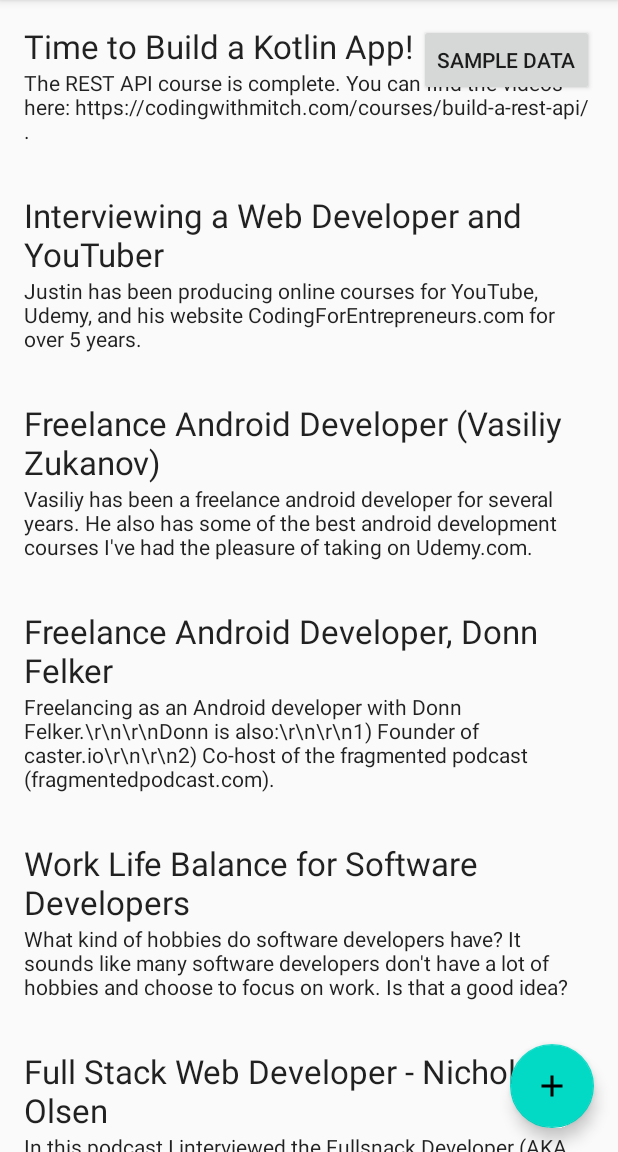
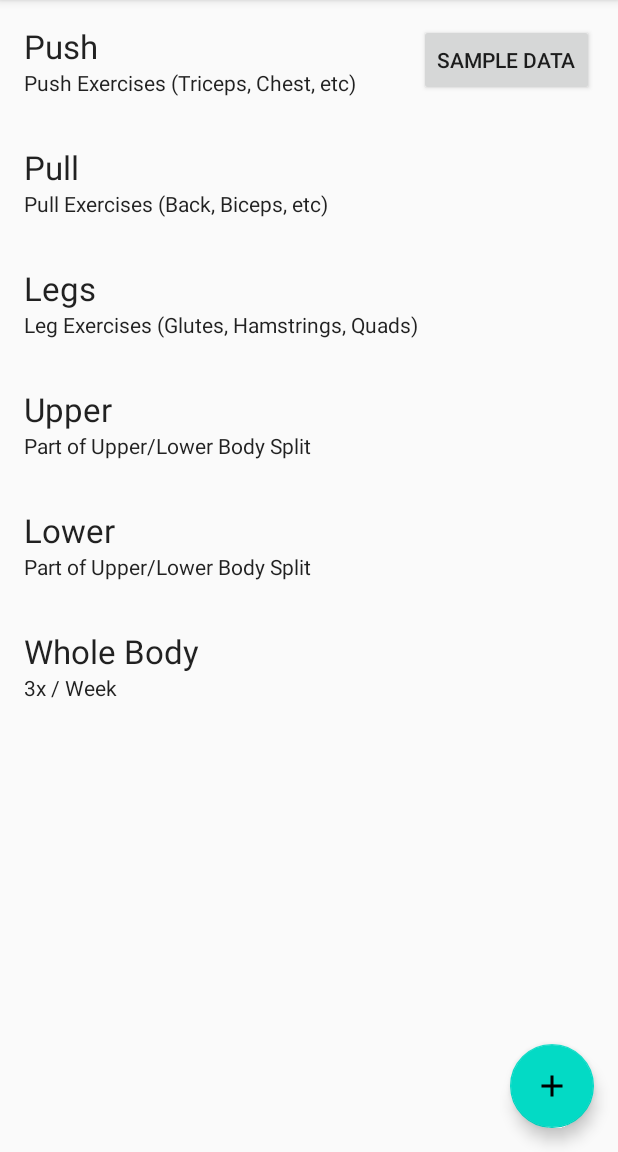
Before and after one commit to noahjutz/Splitfit, an Android app: the screen it shows after launch (MainActivity), after a tap on "SAMPLE DATA", on a phone screen of 412 x 824 dp, the part 84-1236 px from its top. Run offline under Robolectric (Android 15) with nearby library versions, the phone set to English and light mode, and no system bars.

Commit message:
Add exercise functionality
Exercises can now be added to routines. The list of exercises is saved
as a Json and can be translated to ArrayList with Gson.

```diff
--- a/app/src/main/java/com/noahjutz/gymroutines/DataSource.kt
+++ /dev/null
@@ -1,61 +0,0 @@
-package com.noahjutz.gymroutines
-
-import com.noahjutz.gymroutines.models.Routine
-
-class DataSource {
-    companion object {
-        fun createDataSet(): ArrayList<Routine> {
-            val list = ArrayList<Routine>()
-            list.add(
-                Routine(
-                    "Time to Build a Kotlin App!",
-                    "The REST API course is complete. You can find the videos here: https://codingwithmitch.com/courses/build-a-rest-api/."
-                )
-            )
-
-            list.add(
-                Routine(
-                    "Interviewing a Web Developer and YouTuber",
-                    "Justin has been producing online courses for YouTube, Udemy, and his website CodingForEntrepreneurs.com for over 5 years."
-                )
-            )
-            list.add(
-                Routine(
-                    "Freelance Android Developer (Vasiliy Zukanov)",
-                    "Vasiliy has been a freelance android developer for several years. He also has some of the best android development courses I've had the pleasure of taking on Udemy.com."
-                )
-            )
-            list.add(
-                Routine(
-                    "Freelance Android Developer, Donn Felker",
-                    "Freelancing as an Android developer with Donn Felker.\\r\\n\\r\\nDonn is also:\\r\\n\\r\\n1) Founder of caster.io\\r\\n\\r\\n2) Co-host of the fragmented podcast (fragmentedpodcast.com)."
-                )
-            )
-            list.add(
-                Routine(
-                    "Work Life Balance for Software Developers",
-                    "What kind of hobbies do software developers have? It sounds like many software developers don't have a lot of hobbies and choose to focus on work. Is that a good idea?"
-                )
-            )
-            list.add(
-                Routine(
-                    "Full Stack Web Developer - Nicholas Olsen",
-                    "In this podcast I interviewed the Fullsnack Developer (AKA Nicholas Olsen).\\r\\n\\r\\nNicholas is many things. What I mean by that is, he's good at many things.\\r\\n\\r\\n1. He’s an entrepreneur\\r\\n\\r\\n2. Web developer\\r\\n\\r\\n3. Artist\\r\\n\\r\\n4. Graphic designer\\r\\n\\r\\n5. Musician (drums)\\r\\n\\r\\n6. Professional BodyBuilder."
-                )
-            )
-            list.add(
-                Routine(
-                    "Javascript Expert - Wes Bos",
-                    "Interviewing a web developer, javascript expert, entrepreneur, freelancer, podcaster, and much more."
-                )
-            )
-            list.add(
-                Routine(
-                    "Senior Android Engineer - Kaushik Gopal",
-                    "Kaushik Gopal is a Senior Android Engineer working in Silicon Valley.\r\n\r\nHe works as a Senior Staff engineer at Instacart.\r\n\r\nInstacart: https://www.instacart.com/"
-                )
-            )
-            return list
-        }
-    }
-}
--- a/app/src/main/java/com/noahjutz/gymroutines/MainActivity.kt
+++ b/app/src/main/java/com/noahjutz/gymroutines/MainActivity.kt
@@ -10,6 +10,7 @@ import androidx.appcompat.app.AppCompatActivity
 import androidx.recyclerview.widget.LinearLayoutManager
 import com.google.gson.Gson
 import com.google.gson.reflect.TypeToken
+import com.noahjutz.gymroutines.datasets.RoutineDataSource
 import com.noahjutz.gymroutines.models.Routine
 import kotlinx.android.synthetic.main.activity_main.*
 
@@ -29,9 +30,9 @@ const val REQUEST_VIEW_ROUTINE = 0
 const val REQUEST_CREATE_ROUTINE = 1
 const val REQUEST_EDIT_ROUTINE = 2
 
-class MainActivity : AppCompatActivity(), RecyclerViewAdapter.OnRoutineClickListener {
+class MainActivity : AppCompatActivity(), RoutineRecyclerAdapter.OnRoutineClickListener {
 
-    private lateinit var routineAdapter: RecyclerViewAdapter
+    private lateinit var routineAdapter: RoutineRecyclerAdapter
     private lateinit var routineList: ArrayList<Routine>
 
     override fun onCreate(savedInstanceState: Bundle?) {
@@ -47,7 +48,7 @@ class MainActivity : AppCompatActivity(), RecyclerViewAdapter.OnRoutineClickList
         }
 
         button_sample_data.setOnClickListener {
-            routineList = DataSource.createDataSet()
+            routineList = RoutineDataSource.createDataSet()
             routineAdapter.submitList(routineList)
         }
     }
@@ -97,6 +98,9 @@ class MainActivity : AppCompatActivity(), RecyclerViewAdapter.OnRoutineClickList
                             Toast.makeText(this, "Error: $e", Toast.LENGTH_SHORT).show()
                         }
                     }
+                    if (pos != null) {
+                        onRoutineClick(pos)
+                    }
                 }
             }
             REQUEST_CREATE_ROUTINE -> {
@@ -139,7 +143,7 @@ class MainActivity : AppCompatActivity(), RecyclerViewAdapter.OnRoutineClickList
     private fun initRecyclerView() {
         recycler_view.apply {
             layoutManager = LinearLayoutManager(this@MainActivity)
-            routineAdapter = RecyclerViewAdapter(this@MainActivity)
+            routineAdapter = RoutineRecyclerAdapter(this@MainActivity)
             adapter = routineAdapter
         }
     }
--- a/app/src/main/java/com/noahjutz/gymroutines/RecyclerViewAdapter.kt
+++ b/app/src/main/java/com/noahjutz/gymroutines/RoutineRecyclerAdapter.kt
@@ -6,15 +6,15 @@ import android.view.ViewGroup
 import android.widget.TextView
 import androidx.recyclerview.widget.RecyclerView
 import com.noahjutz.gymroutines.models.Routine
-import kotlinx.android.synthetic.main.layout_listitem.view.*
+import kotlinx.android.synthetic.main.routine_listitem.view.*
 
-class RecyclerViewAdapter(private val onRoutineClickListener: OnRoutineClickListener) :
+class RoutineRecyclerAdapter(private val onRoutineClickListener: OnRoutineClickListener) :
     RecyclerView.Adapter<RecyclerView.ViewHolder>() {
     private var items: ArrayList<Routine> = ArrayList()
 
     override fun onCreateViewHolder(parent: ViewGroup, viewType: Int): RecyclerView.ViewHolder {
         return RoutineViewHolder(
-            LayoutInflater.from(parent.context).inflate(R.layout.layout_listitem, parent, false),
+            LayoutInflater.from(parent.context).inflate(R.layout.routine_listitem, parent, false),
             onRoutineClickListener
         )
     }
--- /dev/null
+++ b/app/src/main/java/com/noahjutz/gymroutines/datasets/RoutineDataSource.kt
@@ -0,0 +1,55 @@
+package com.noahjutz.gymroutines.datasets
+
+import com.noahjutz.gymroutines.models.Routine
+
+class RoutineDataSource {
+    companion object {
+        fun createDataSet(): ArrayList<Routine> {
+            val list = ArrayList<Routine>()
+            list.add(
+                Routine(
+                    "Push",
+                    "Push Exercises (Triceps, Chest, etc)",
+                    "[{\"name\":\"Push Ups\"}]"
+                )
+            )
+
+            list.add(
+                Routine(
+                    "Pull",
+                    "Pull Exercises (Back, Biceps, etc)",
+                    "[{\"name\":\"Dips\"},{\"name\":\"Squats\"}]"
+                )
+            )
+            list.add(
+                Routine(
+                    "Legs",
+                    "Leg Exercises (Glutes, Hamstrings, Quads)",
+                    "[{\"name\":\"Pull Ups\"}]"
+                )
+            )
+            list.add(
+                Routine(
+                    "Upper",
+                    "Part of Upper/Lower Body Split",
+                    "[{\"name\":\"Leg Press\"}]"
+                )
+            )
+            list.add(
+                Routine(
+                    "Lower",
+                    "Part of Upper/Lower Body Split",
+                    "[{\"name\":\"Lateral Raise\"}]"
+                )
+            )
+            list.add(
+                Routine(
+                    "Whole Body",
+                    "3x / Week",
+                    "[{\"name\":\"Pike Push Ups\"}]"
+                )
+            )
+            return list
+        }
+    }
+}
```
Also changed, not shown: app/src/main/AndroidManifest.xml (+4 -3 lines), app/src/main/java/com/noahjutz/gymroutines/CreateRoutineActivity.kt (+65 -6 lines), app/src/main/java/com/noahjutz/gymroutines/CreateRoutineExerciseRecyclerAdapter.kt (added, +60 -0 lines), app/src/main/java/com/noahjutz/gymroutines/ExerciseRecyclerAdapter.kt (added, +60 -0 lines), app/src/main/java/com/noahjutz/gymroutines/ViewExercisesActivity.kt (added, +46 -0 lines), app/src/main/java/com/noahjutz/gymroutines/ViewRoutineActivity.kt (+31 -4 lines), app/src/main/java/com/noahjutz/gymroutines/ViewRoutineExerciseRecyclerAdapter.kt (added, +60 -0 lines), app/src/main/java/com/noahjutz/gymroutines/datasets/ExerciseDataSource.kt (added, +43 -0 lines), app/src/main/java/com/noahjutz/gymroutines/models/Exercise.kt (added, +31 -0 lines), app/src/main/java/com/noahjutz/gymroutines/models/Routine.kt (+9 -5 lines), app/src/main/res/layout/activity_create_routine.xml (+26 -0 lines), app/src/main/res/layout/activity_view_exercises.xml (added, +28 -0 lines), app/src/main/res/layout/activity_view_routine.xml (+16 -1 lines), app/src/main/res/layout/exercise_listitem.xml (added, +16 -0 lines), 1 more files.
